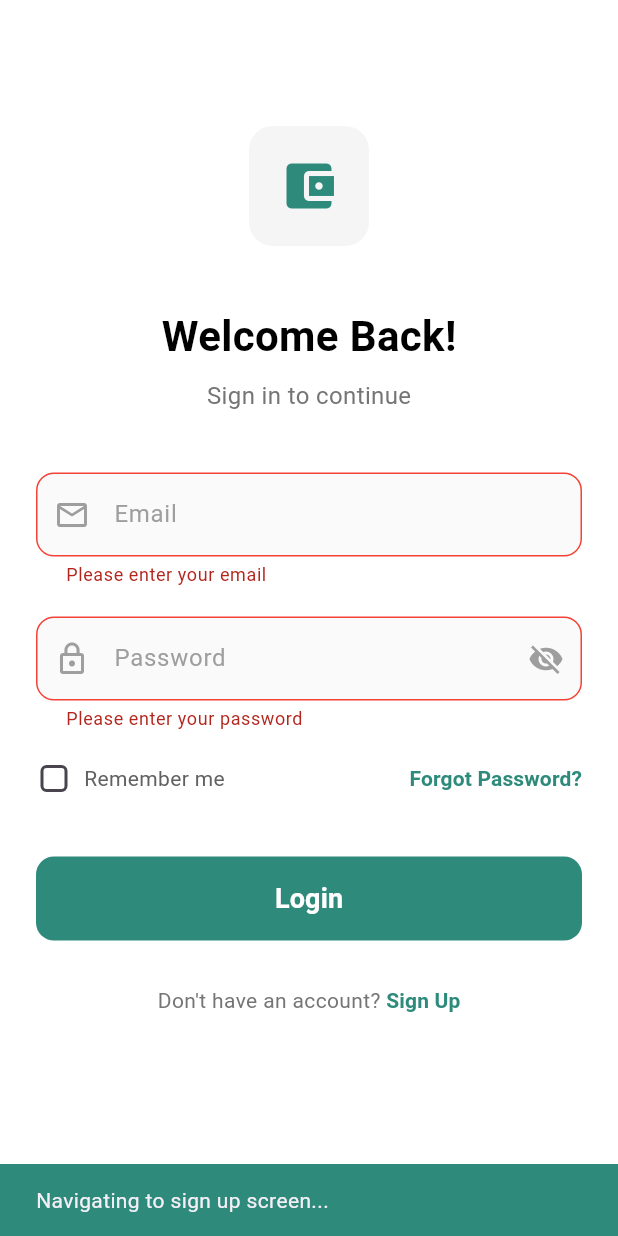
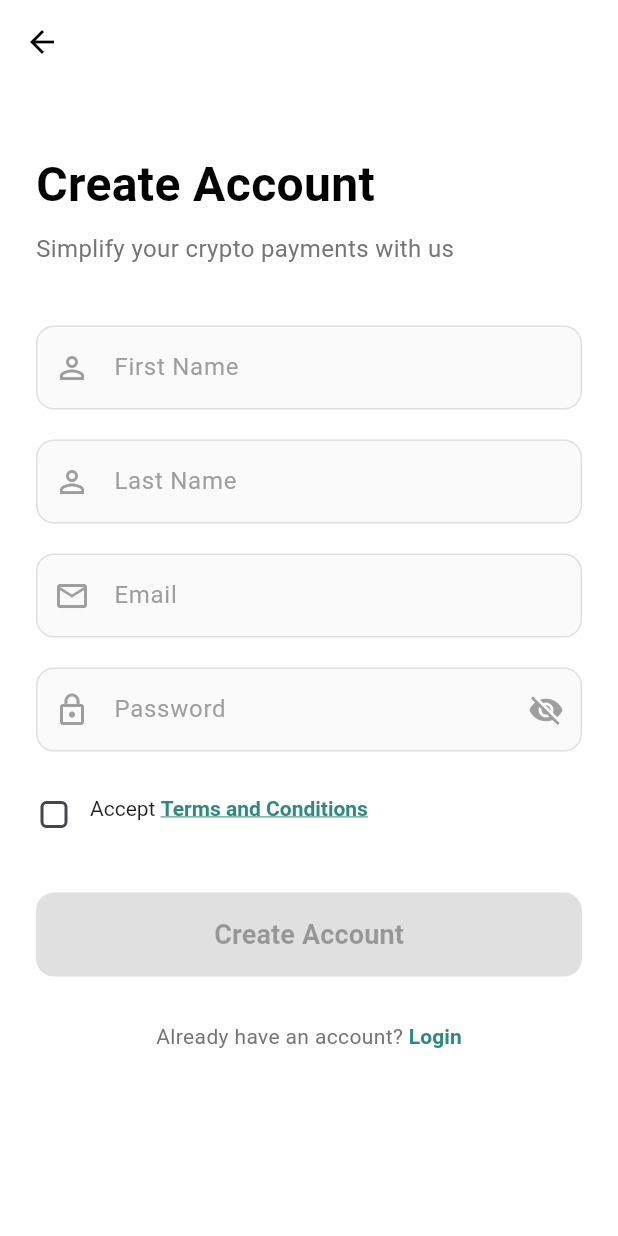
Before and after one commit to gurupetach/flutter-hiring-challenge, a Flutter app: the screen it shows after launch, after a tap on "Skip", after a tap on "Login", after a tap on "Sign Up", on a phone screen of 412 x 824 dp. Run offline on Flutter 3.47's test engine with Material 3 defaults, Android fonts, the light colour scheme and no system bars.

Commit message:
feat: implement sign-up screen with validation and terms acceptance

```diff
--- a/pretium_flutter_app/lib/screens/login_screen.dart
+++ b/pretium_flutter_app/lib/screens/login_screen.dart
@@ -1,4 +1,5 @@
 import 'package:flutter/material.dart';
+import 'signup_screen.dart';
 
 class LoginScreen extends StatefulWidget {
   const LoginScreen({super.key});
@@ -386,11 +387,9 @@ class _LoginScreenState extends State<LoginScreen> {
   }
 
   void _navigateToSignUp() {
-    // TODO: Navigate to sign up screen
-    ScaffoldMessenger.of(context).showSnackBar(
-      const SnackBar(
-        content: Text('Navigating to sign up screen...'),
-        backgroundColor: Color(0xFF2E8B7B),
+    Navigator.of(context).push(
+      MaterialPageRoute(
+        builder: (context) => const SignUpScreen(),
       ),
     );
   }
--- /dev/null
+++ b/pretium_flutter_app/lib/screens/signup_screen.dart
@@ -0,0 +1,519 @@
+import 'package:flutter/material.dart';
+import 'login_screen.dart';
+
+class SignUpScreen extends StatefulWidget {
+  const SignUpScreen({super.key});
+
+  @override
+  State<SignUpScreen> createState() => _SignUpScreenState();
+}
+
+class _SignUpScreenState extends State<SignUpScreen> {
+  final _firstNameController = TextEditingController();
+  final _lastNameController = TextEditingController();
+  final _emailController = TextEditingController();
+  final _passwordController = TextEditingController();
+  final _formKey = GlobalKey<FormState>();
+  bool _isPasswordVisible = false;
+  bool _acceptTerms = false;
+  bool _isLoading = false;
+
+  @override
+  void dispose() {
+    _firstNameController.dispose();
+    _lastNameController.dispose();
+    _emailController.dispose();
+    _passwordController.dispose();
+    super.dispose();
+  }
+
+  @override
+  Widget build(BuildContext context) {
+    return Scaffold(
+      backgroundColor: Colors.white,
+      appBar: AppBar(
+        backgroundColor: Colors.transparent,
+        elevation: 0,
+        leading: IconButton(
+          icon: const Icon(
+            Icons.arrow_back,
+            color: Colors.black,
+          ),
+          onPressed: () => Navigator.of(context).pop(),
+        ),
+      ),
+      body: SafeArea(
+        child: SingleChildScrollView(
+          padding: const EdgeInsets.all(24.0),
+          child: Form(
+            key: _formKey,
+            child: Column(
+              crossAxisAlignment: CrossAxisAlignment.start,
+              children: [
+                const SizedBox(height: 20),
+                _buildHeader(),
+                const SizedBox(height: 40),
+                _buildFirstNameField(),
+                const SizedBox(height: 20),
+                _buildLastNameField(),
+                const SizedBox(height: 20),
+                _buildEmailField(),
+                const SizedBox(height: 20),
+                _buildPasswordField(),
+                const SizedBox(height: 30),
+                _buildTermsAndConditions(),
+                const SizedBox(height: 40),
+                _buildCreateAccountButton(),
+                const SizedBox(height: 30),
+                _buildLoginLink(),
+              ],
+            ),
+          ),
+        ),
+      ),
+    );
+  }
+
+  Widget _buildHeader() {
+    return Column(
+      crossAxisAlignment: CrossAxisAlignment.start,
+      children: [
+        const Text(
+          'Create Account',
+          style: TextStyle(
+            fontSize: 32,
+            fontWeight: FontWeight.bold,
+            color: Colors.black,
+          ),
+        ),
+        const SizedBox(height: 8),
+        Text(
+          'Simplify your crypto payments with us',
+          style: TextStyle(
+            fontSize: 16,
+            color: Colors.grey[600],
+          ),
+        ),
+      ],
+    );
+  }
+
+  Widget _buildFirstNameField() {
+    return TextFormField(
+      controller: _firstNameController,
+      keyboardType: TextInputType.name,
+      textCapitalization: TextCapitalization.words,
+      decoration: InputDecoration(
+        hintText: 'First Name',
+        hintStyle: TextStyle(color: Colors.grey[500]),
+        prefixIcon: Icon(
+          Icons.person_outline,
+          color: Colors.grey[500],
+        ),
+        border: OutlineInputBorder(
+          borderRadius: BorderRadius.circular(12),
+          borderSide: BorderSide(color: Colors.grey[300]!),
+        ),
+        enabledBorder: OutlineInputBorder(
+          borderRadius: BorderRadius.circular(12),
+          borderSide: BorderSide(color: Colors.grey[300]!),
+        ),
+        focusedBorder: OutlineInputBorder(
+          borderRadius: BorderRadius.circular(12),
+          borderSide: const BorderSide(color: Color(0xFF2E8B7B), width: 2),
+        ),
+        errorBorder: OutlineInputBorder(
+          borderRadius: BorderRadius.circular(12),
+          borderSide: const BorderSide(color: Colors.red),
+        ),
+        focusedErrorBorder: OutlineInputBorder(
+          borderRadius: BorderRadius.circular(12),
+          borderSide: const BorderSide(color: Colors.red, width: 2),
+        ),
+        filled: true,
+        fillColor: Colors.grey[50],
+        contentPadding: const EdgeInsets.symmetric(horizontal: 16, vertical: 16),
+      ),
+      validator: (value) {
+        if (value == null || value.isEmpty) {
+          return 'Please enter your first name';
+        }
+        if (value.length < 2) {
+          return 'First name must be at least 2 characters';
+        }
+        return null;
+      },
+    );
+  }
+
+  Widget _buildLastNameField() {
+    return TextFormField(
+      controller: _lastNameController,
+      keyboardType: TextInputType.name,
+      textCapitalization: TextCapitalization.words,
+      decoration: InputDecoration(
+        hintText: 'Last Name',
+        hintStyle: TextStyle(color: Colors.grey[500]),
+        prefixIcon: Icon(
+          Icons.person_outline,
+          color: Colors.grey[500],
+        ),
+        border: OutlineInputBorder(
+          borderRadius: BorderRadius.circular(12),
+          borderSide: BorderSide(color: Colors.grey[300]!),
+        ),
+        enabledBorder: OutlineInputBorder(
+          borderRadius: BorderRadius.circular(12),
+          borderSide: BorderSide(color: Colors.grey[300]!),
+        ),
+        focusedBorder: OutlineInputBorder(
+          borderRadius: BorderRadius.circular(12),
+          borderSide: const BorderSide(color: Color(0xFF2E8B7B), width: 2),
+        ),
+        errorBorder: OutlineInputBorder(
+          borderRadius: BorderRadius.circular(12),
+          borderSide: const BorderSide(color: Colors.red),
+        ),
+        focusedErrorBorder: OutlineInputBorder(
+          borderRadius: BorderRadius.circular(12),
+          borderSide: const BorderSide(color: Colors.red, width: 2),
+        ),
+        filled: true,
+        fillColor: Colors.grey[50],
+        contentPadding: const EdgeInsets.symmetric(horizontal: 16, vertical: 16),
+      ),
+      validator: (value) {
+        if (value == null || value.isEmpty) {
+          return 'Please enter your last name';
+        }
+        if (value.length < 2) {
+          return 'Last name must be at least 2 characters';
+        }
+        return null;
+      },
+    );
+  }
+
+  Widget _buildEmailField() {
+    return TextFormField(
+      controller: _emailController,
+      keyboardType: TextInputType.emailAddress,
+      decoration: InputDecoration(
+        hintText: 'Email',
+        hintStyle: TextStyle(color: Colors.grey[500]),
+        prefixIcon: Icon(
+          Icons.email_outlined,
+          color: Colors.grey[500],
+        ),
+        border: OutlineInputBorder(
+          borderRadius: BorderRadius.circular(12),
+          borderSide: BorderSide(color: Colors.grey[300]!),
+        ),
+        enabledBorder: OutlineInputBorder(
+          borderRadius: BorderRadius.circular(12),
+          borderSide: BorderSide(color: Colors.grey[300]!),
+        ),
+        focusedBorder: OutlineInputBorder(
+          borderRadius: BorderRadius.circular(12),
+          borderSide: const BorderSide(color: Color(0xFF2E8B7B), width: 2),
+        ),
+        errorBorder: OutlineInputBorder(
+          borderRadius: BorderRadius.circular(12),
+          borderSide: const BorderSide(color: Colors.red),
+        ),
+        focusedErrorBorder: OutlineInputBorder(
+          borderRadius: BorderRadius.circular(12),
+          borderSide: const BorderSide(color: Colors.red, width: 2),
+        ),
+        filled: true,
+        fillColor: Colors.grey[50],
+        contentPadding: const EdgeInsets.symmetric(horizontal: 16, vertical: 16),
+      ),
+      validator: (value) {
+        if (value == null || value.isEmpty) {
+          return 'Please enter your email';
+        }
+        if (!RegExp(r'^[\w-\.]+@([\w-]+\.)+[\w-]{2,4}$').hasMatch(value)) {
+          return 'Please enter a valid email';
+        }
+        return null;
+      },
+    );
+  }
+
+  Widget _buildPasswordField() {
+    return TextFormField(
+      controller: _passwordController,
+      obscureText: !_isPasswordVisible,
+      decoration: InputDecoration(
+        hintText: 'Password',
+        hintStyle: TextStyle(color: Colors.grey[500]),
+        prefixIcon: Icon(
+          Icons.lock_outline,
+          color: Colors.grey[500],
+        ),
+        suffixIcon: IconButton(
+          icon: Icon(
+            _isPasswordVisible ? Icons.visibility : Icons.visibility_off,
+            color: Colors.grey[500],
+          ),
+          onPressed: () {
+            setState(() {
+              _isPasswordVisible = !_isPasswordVisible;
+            });
+          },
+        ),
+        border: OutlineInputBorder(
+          borderRadius: BorderRadius.circular(12),
+          borderSide: BorderSide(color: Colors.grey[300]!),
+        ),
+        enabledBorder: OutlineInputBorder(
+          borderRadius: BorderRadius.circular(12),
+          borderSide: BorderSide(color: Colors.grey[300]!),
+        ),
+        focusedBorder: OutlineInputBorder(
+          borderRadius: BorderRadius.circular(12),
+          borderSide: const BorderSide(color: Color(0xFF2E8B7B), width: 2),
+        ),
+        errorBorder: OutlineInputBorder(
+          borderRadius: BorderRadius.circular(12),
+          borderSide: const BorderSide(color: Colors.red),
+        ),
+        focusedErrorBorder: OutlineInputBorder(
+          borderRadius: BorderRadius.circular(12),
+          borderSide: const BorderSide(color: Colors.red, width: 2),
+        ),
+        filled: true,
+        fillColor: Colors.grey[50],
+        contentPadding: const EdgeInsets.symmetric(horizontal: 16, vertical: 16),
+      ),
+      validator: (value) {
+        if (value == null || value.isEmpty) {
+          return 'Please enter your password';
+        }
+        if (value.length < 8) {
+          return 'Password must be at least 8 characters';
+        }
+        if (!RegExp(r'^(?=.*[a-z])(?=.*[A-Z])(?=.*\d)').hasMatch(value)) {
+          return 'Password must contain uppercase, lowercase and number';
+        }
+        return null;
+      },
+    );
+  }
+
+  Widget _buildTermsAndConditions() {
+    return Row(
+      crossAxisAlignment: CrossAxisAlignment.start,
+      children: [
+        SizedBox(
+          width: 24,
+          height: 24,
+          child: Checkbox(
+            value: _acceptTerms,
+            onChanged: (value) {
+              setState(() {
+                _acceptTerms = value ?? false;
+              });
+            },
+            activeColor: const Color(0xFF2E8B7B),
+            shape: RoundedRectangleBorder(
+              borderRadius: BorderRadius.circular(4),
+            ),
+          ),
+        ),
+        const SizedBox(width: 12),
+        Expanded(
+          child: GestureDetector(
+            onTap: _showTermsDialog,
+            child: RichText(
+              text: const TextSpan(
+                style: TextStyle(
+                  fontSize: 14,
+                  color: Colors.black87,
+                ),
+                children: [
+                  TextSpan(
+                    text: 'Accept ',
+                  ),
+                  TextSpan(
+                    text: 'Terms and Conditions',
+                    style: TextStyle(
+                      color: Color(0xFF2E8B7B),
+                      decoration: TextDecoration.underline,
+                      fontWeight: FontWeight.w600,
+                    ),
+                  ),
+                ],
+              ),
+            ),
+          ),
+        ),
+      ],
+    );
+  }
+
+  Widget _buildCreateAccountButton() {
+    return SizedBox(
+      width: double.infinity,
+      height: 56,
+      child: ElevatedButton(
+        onPressed: (_isLoading || !_acceptTerms) ? null : _handleCreateAccount,
+        style: ElevatedButton.styleFrom(
+          backgroundColor: const Color(0xFF2E8B7B),
+          foregroundColor: Colors.white,
+          shape: RoundedRectangleBorder(
+            borderRadius: BorderRadius.circular(12),
+          ),
+          elevation: 0,
+          disabledBackgroundColor: Colors.grey[300],
+        ),
+        child: _isLoading
+            ? const SizedBox(
+                width: 20,
+                height: 20,
+                child: CircularProgressIndicator(
+                  strokeWidth: 2,
+                  valueColor: AlwaysStoppedAnimation<Color>(Colors.white),
+                ),
+              )
+            : const Text(
+                'Create Account',
+                style: TextStyle(
+                  fontSize: 18,
+                  fontWeight: FontWeight.w600,
+                ),
+              ),
+      ),
+    );
+  }
+
+  Widget _buildLoginLink() {
+    return Row(
+      mainAxisAlignment: MainAxisAlignment.center,
+      children: [
+        Text(
+          'Already have an account? ',
+          style: TextStyle(
+            color: Colors.grey[600],
+            fontSize: 14,
+          ),
+        ),
+        TextButton(
+          onPressed: _navigateToLogin,
+          style: TextButton.styleFrom(
+            padding: EdgeInsets.zero,
+            minimumSize: Size.zero,
+            tapTargetSize: MaterialTapTargetSize.shrinkWrap,
+          ),
+          child: const Text(
+            'Login',
+            style: TextStyle(
+              color: Color(0xFF2E8B7B),
+              fontWeight: FontWeight.w600,
+              fontSize: 14,
+            ),
+          ),
+        ),
+      ],
+    );
+  }
+
+  void _handleCreateAccount() async {
+    if (_formKey.currentState!.validate()) {
+      if (!_acceptTerms) {
+        ScaffoldMessenger.of(context).showSnackBar(
+          const SnackBar(
+            content: Text('Please accept the Terms and Conditions'),
+            backgroundColor: Colors.red,
+          ),
+        );
+        return;
+      }
+
+      setState(() {
+        _isLoading = true;
+      });
+
+      // Simulate account creation process
+      await Future.delayed(const Duration(seconds: 2));
+
+      setState(() {
+        _isLoading = false;
+      });
+
+      // TODO: Implement actual account creation logic
+      // For now, show success message and navigate to login
+      if (mounted) {
+        ScaffoldMessenger.of(context).showSnackBar(
+          const SnackBar(
+            content: Text('Account created successfully! Please login.'),
+            backgroundColor: Color(0xFF2E8B7B),
+          ),
+        );
+
+        // Navigate to login screen
+        Navigator.of(context).pushReplacement(
+          MaterialPageRoute(
+            builder: (context) => const LoginScreen(),
+          ),
+        );
+      }
+    }
+  }
+
+  void _showTermsDialog() {
+    showDialog(
+      context: context,
+      builder: (BuildContext context) {
+        return AlertDialog(
+          shape: RoundedRectangleBorder(
+            borderRadius: BorderRadius.circular(16),
+          ),
+          title: const Text('Terms and Conditions'),
+          content: const SingleChildScrollView(
+            child: Text(
+              'By creating an account with Pretium, you agree to:\n\n'
+              '1. Use our services responsibly and in accordance with all applicable laws\n'
+              '2. Provide accurate and up-to-date information\n'
+              '3. Keep your account credentials secure\n'
+              '4. Accept our privacy policy regarding data handling\n'
+              '5. Comply with crypto payment regulations in your jurisdiction\n\n'
+              'For full terms and conditions, please visit our website.',
+              style: TextStyle(height: 1.5),
+            ),
+          ),
+          actions: [
+            TextButton(
+              onPressed: () => Navigator.of(context).pop(),
+              child: const Text(
+                'Close',
+                style: TextStyle(color: Colors.grey),
+              ),
+            ),
+            TextButton(
+              onPressed: () {
+                setState(() {
+                  _acceptTerms = true;
+                });
+                Navigator.of(context).pop();
+              },
+              child: const Text(
+                'Accept',
+                style: TextStyle(color: Color(0xFF2E8B7B)),
+              ),
+            ),
+          ],
+        );
+      },
+    );
+  }
+
+  void _navigateToLogin() {
+    Navigator.of(context).pushReplacement(
+      MaterialPageRoute(
+        builder: (context) => const LoginScreen(),
+      ),
+    );
+  }
+}
```
